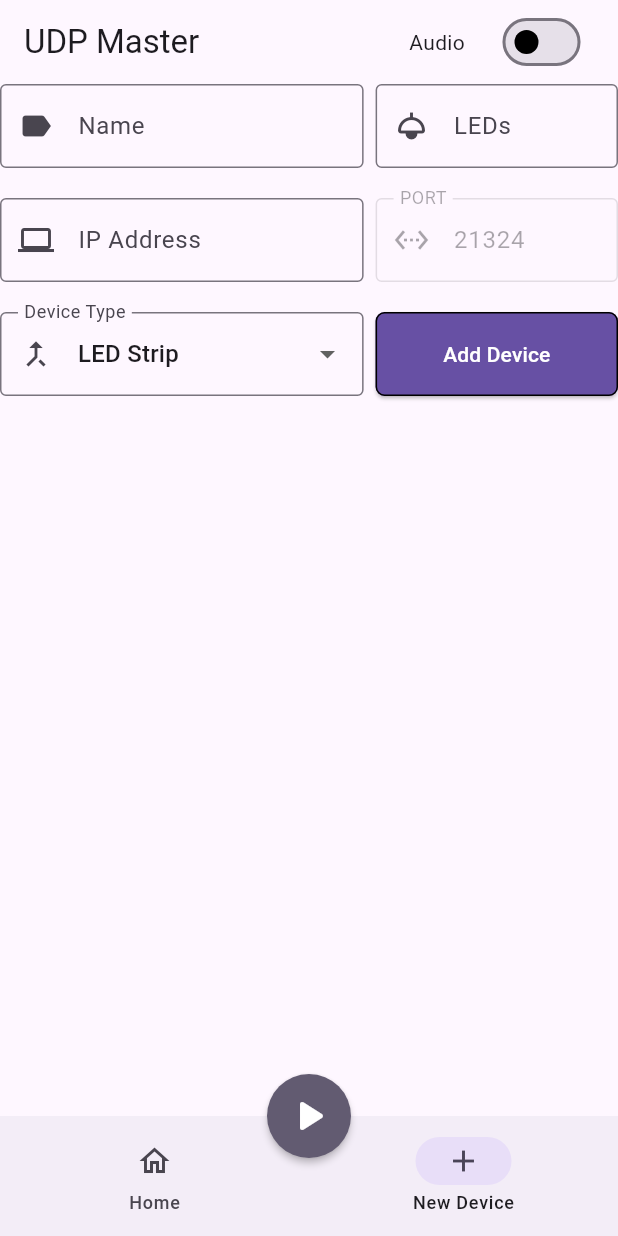
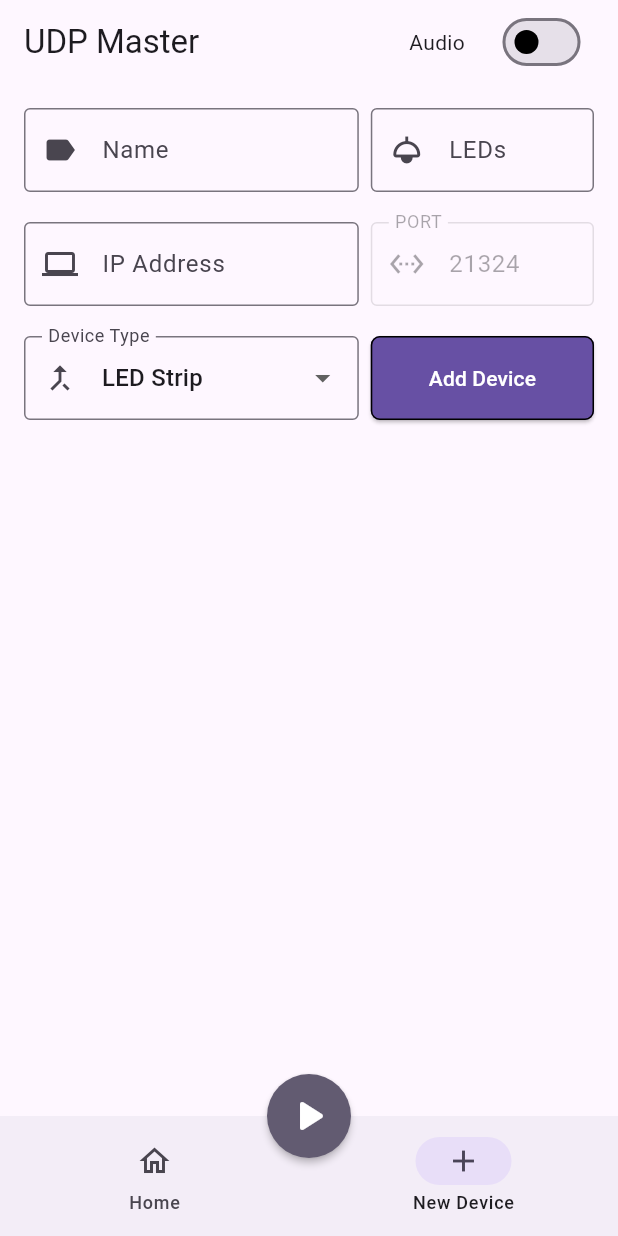
Before and after one commit to encrust-ace/udp_master, a Flutter app: the screen it shows after launch, item 2 of the bottom bar chosen, on a phone screen of 412 x 824 dp. Run offline on Flutter 3.47's test engine with Material 3 defaults, Android fonts, the phone set to English and light mode, and no system bars; our stand-ins replace permission_handler, shared_preferences; missing offline and left inert: record.

Commit message:
Added padding

```diff
--- a/lib/screen/add_device.dart
+++ b/lib/screen/add_device.dart
@@ -89,6 +89,7 @@ class _AddDeviceState extends State<AddDevice> {
   @override
   Widget build(BuildContext context) {
     return SingleChildScrollView(
+      padding: const EdgeInsets.all(16.0),
       child: Form(
         key: _formKey,
         child: Column(
```
